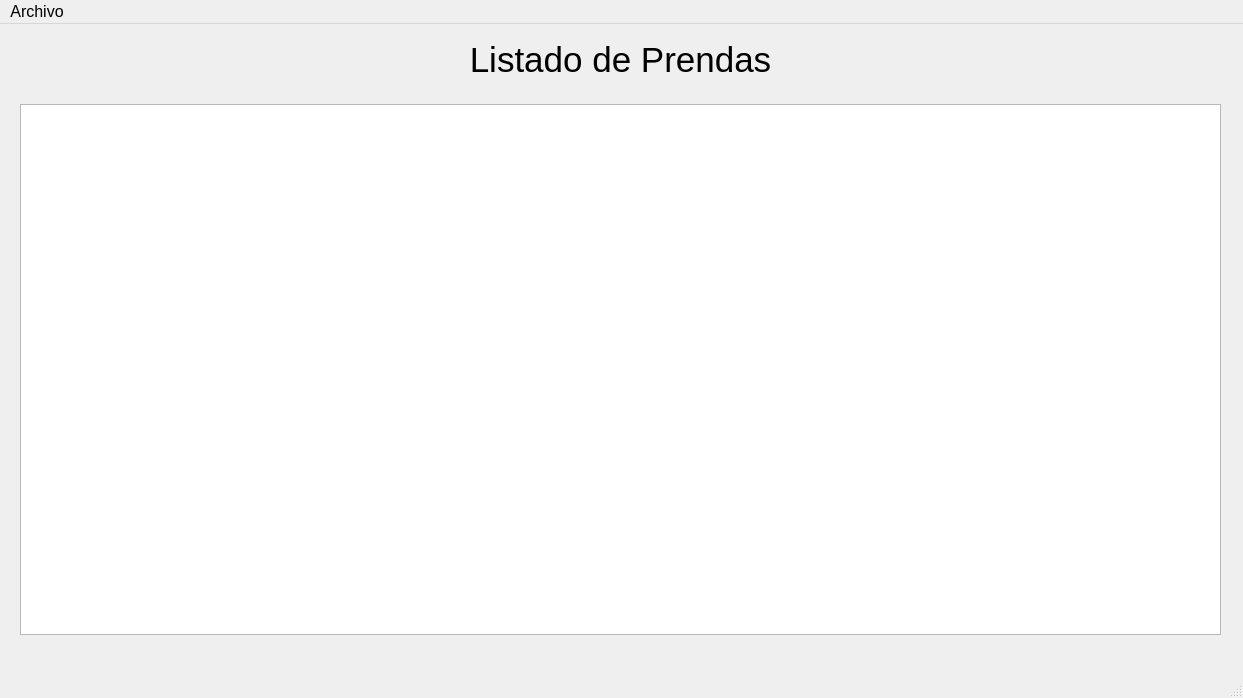
First picture: the form in lista_prendas.ui, repository germanbravolopez/laideal, before the edit.
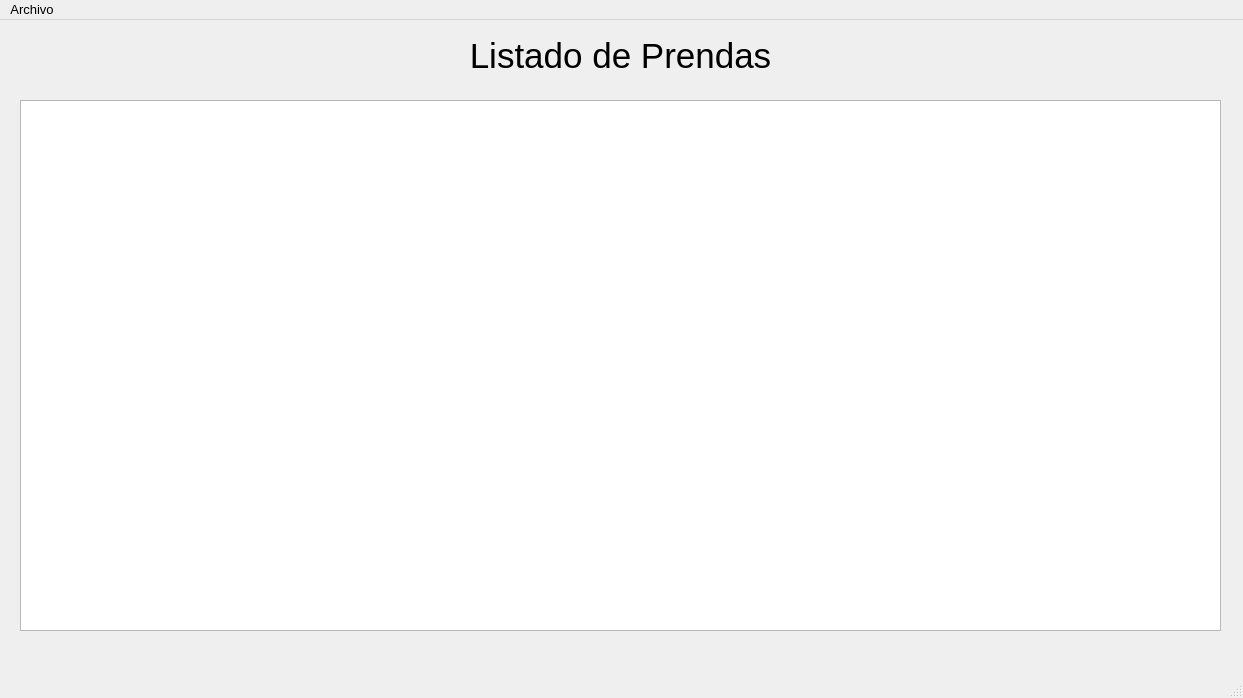
Second picture: the form after the edit.

Commit message: point size to 10 and Windows application style

What changed in the file:
```diff
--- a/lista_prendas.ui
+++ b/lista_prendas.ui
@@ -18,7 +18,7 @@
   </property>
   <property name="font">
    <font>
-    <pointsize>12</pointsize>
+    <pointsize>10</pointsize>
    </font>
   </property>
   <property name="windowTitle">
```
The commit also changes 7 other files.
